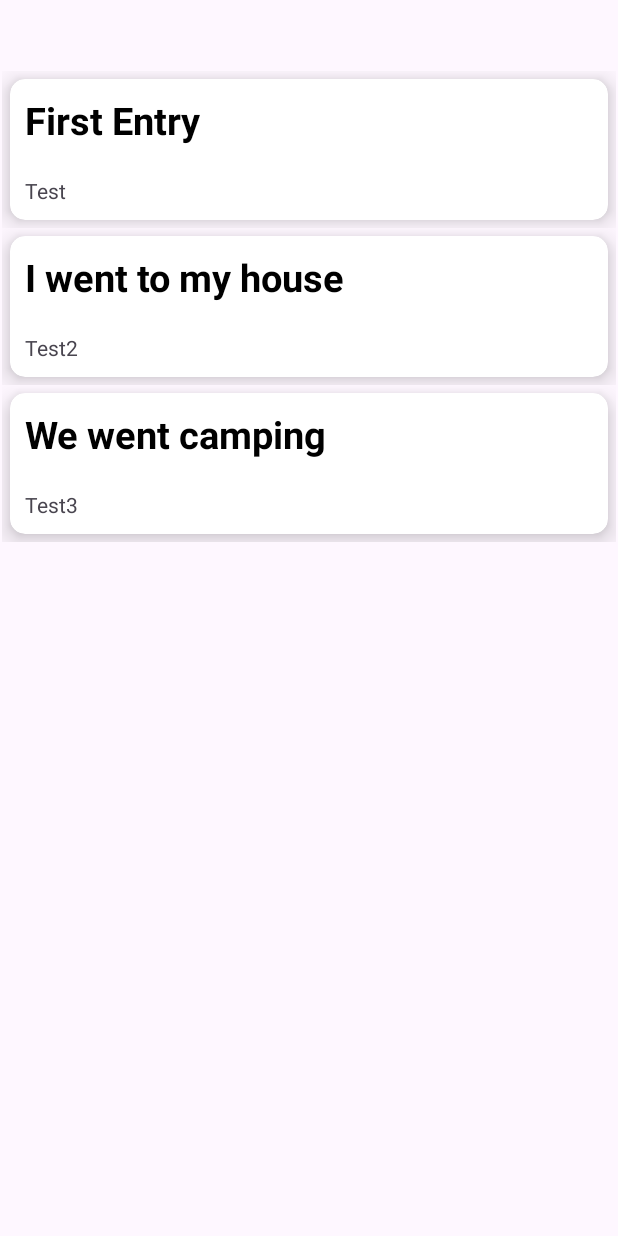
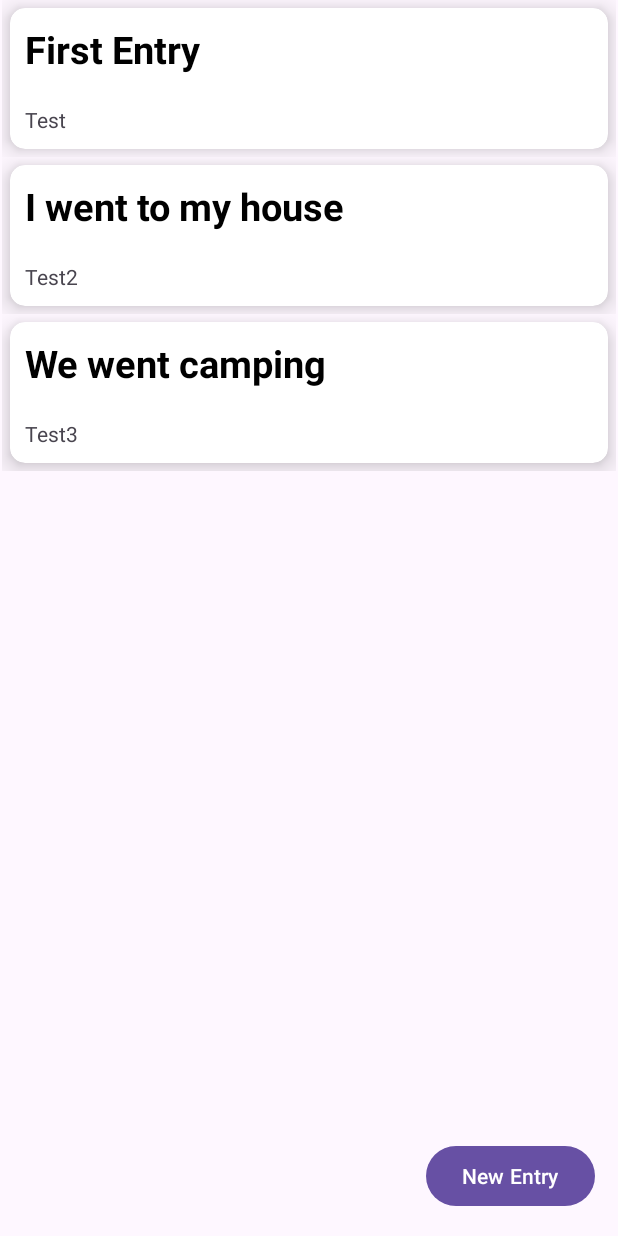
Before and after one commit to FrancisTamayo/MCO_Wanderers, an Android app: the screen it shows after launch (JournalActivity), on a phone screen of 412 x 824 dp. Run offline under Robolectric (Android 15) with nearby library versions, the phone set to English and light mode, and no system bars.

```diff
--- a/app/src/main/AndroidManifest.xml
+++ b/app/src/main/AndroidManifest.xml
@@ -22,7 +22,11 @@
             </intent-filter>
         </activity>
         <activity
-            android:name=".EntryActivity"
+            android:name=".NoteActivity"
+            android:exported="false">
+        </activity>
+        <activity
+            android:name=".MapActivity"
             android:exported="false">
         </activity>
     </application>
--- a/app/src/main/res/layout/activity_entry.xml
+++ /dev/null
@@ -1,6 +0,0 @@
-<?xml version="1.0" encoding="utf-8"?>
-<androidx.constraintlayout.widget.ConstraintLayout xmlns:android="http://schemas.android.com/apk/res/android"
-    android:layout_width="match_parent"
-    android:layout_height="match_parent">
-
-</androidx.constraintlayout.widget.ConstraintLayout>
--- a/app/src/main/res/layout/activity_journal.xml
+++ b/app/src/main/res/layout/activity_journal.xml
@@ -5,16 +5,26 @@
     android:layout_width="match_parent"
     android:layout_height="match_parent">
 
+    <Button
+        android:id="@+id/btnNewNote"
+        android:layout_width="wrap_content"
+        android:layout_height="wrap_content"
+        android:layout_marginEnd="15dp"
+        android:layout_marginBottom="16dp"
+        android:onClick="newNote"
+        android:text="New Entry"
+        app:layout_constraintBottom_toBottomOf="parent"
+        app:layout_constraintEnd_toEndOf="parent" />
+
     <androidx.recyclerview.widget.RecyclerView
         android:id="@+id/recyclerJournal"
         android:layout_width="409dp"
-        android:layout_height="729dp"
+        android:layout_height="wrap_content"
         android:layout_marginStart="1dp"
-        android:layout_marginTop="1dp"
         android:layout_marginEnd="1dp"
-        android:layout_marginBottom="1dp"
-        app:layout_constraintBottom_toBottomOf="parent"
         app:layout_constraintEnd_toEndOf="parent"
+        app:layout_constraintHorizontal_bias="0.0"
         app:layout_constraintStart_toStartOf="parent"
-        app:layout_constraintTop_toTopOf="parent" />
+        app:layout_constraintTop_toTopOf="parent"
+        app:layout_constraintVertical_bias="0.0" />
 </androidx.constraintlayout.widget.ConstraintLayout>
--- a/app/src/main/res/layout/activity_map.xml
+++ b/app/src/main/res/layout/activity_map.xml
@@ -11,10 +11,10 @@
         android:layout_height="wrap_content"
         android:layout_marginTop="7dp"
         android:layout_marginBottom="49dp"
+        android:onClick="locationPicked"
         app:layout_constraintBottom_toBottomOf="parent"
         app:layout_constraintEnd_toEndOf="parent"
         app:layout_constraintStart_toStartOf="parent"
         app:layout_constraintTop_toTopOf="parent"
-        android:onClick="nextAct"
         app:srcCompat="@drawable/map_placeholder" />
 </androidx.constraintlayout.widget.ConstraintLayout>
--- a/app/src/main/res/layout/note_activity.xml
+++ b/app/src/main/res/layout/note_activity.xml
@@ -114,11 +114,11 @@
             android:layout_marginTop="8dp"
             android:background="#00FFFFFF"
             android:ems="10"
-            android:enabled="false"
             android:hint="Click here to add location"
             android:inputType="text"
             android:onClick="pickLocation"
             android:text="Taft, Manila"
+            android:textColor="#A8A5A8"
             android:textSize="16sp"
             app:layout_constraintEnd_toEndOf="parent"
             app:layout_constraintStart_toStartOf="parent"
```
Also changed, not shown: app/src/main/java/com/example/mobdeve/s17/tamayo/francisemmanuel/wanderers/EntryActivity.java (deleted, +0 -13 lines), app/src/main/java/com/example/mobdeve/s17/tamayo/francisemmanuel/wanderers/JournalActivity.java (+34 -1 lines), app/src/main/java/com/example/mobdeve/s17/tamayo/francisemmanuel/wanderers/MapActivity.java (+20 -9 lines), app/src/main/java/com/example/mobdeve/s17/tamayo/francisemmanuel/wanderers/MyJournalAdapter.java (+4 -3 lines), app/src/main/java/com/example/mobdeve/s17/tamayo/francisemmanuel/wanderers/NoteActivity.java (+9 -3 lines).
